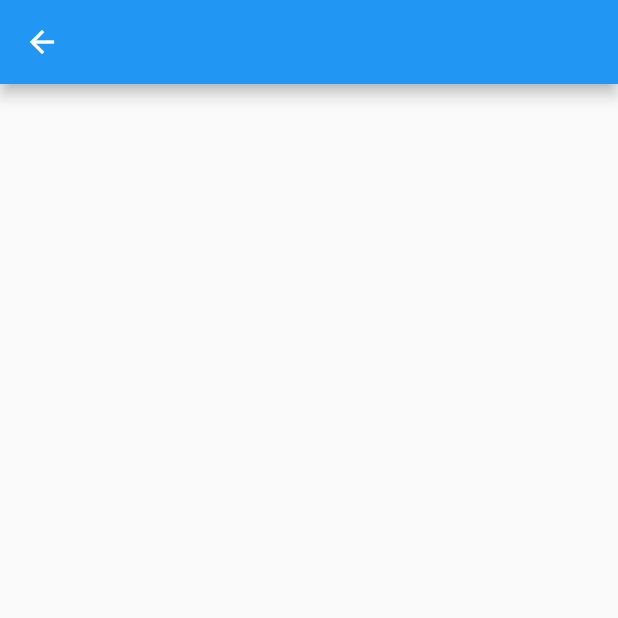
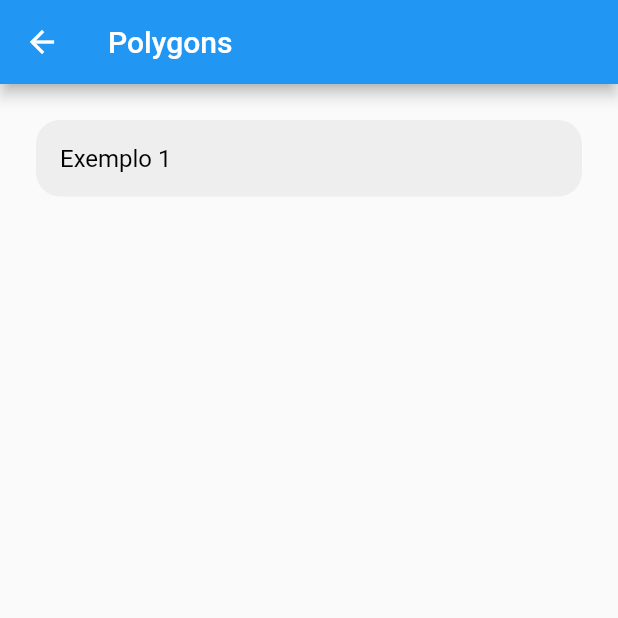
Before and after one commit to brunozupp/clock_painter, a Flutter app: the PolygonExamplesPage screen opened directly, on a phone screen of 412 x 824 dp, the top half of it. Run offline on Flutter 3.47's test engine with Material 2 defaults, Android fonts, the phone set to English and light mode, and no system bars.

Commit message:
Exemplo de Polígono

```diff
--- a/lib/pages/polygon_examples/polygon_examples_page.dart
+++ b/lib/pages/polygon_examples/polygon_examples_page.dart
@@ -1,16 +1,39 @@
+import 'package:clock_painter/components/card_component.dart';
+import 'package:clock_painter/pages/polygon_examples/examples/polygon_example_one_page.dart';
 import 'package:flutter/material.dart';
 
 class PolygonExamplesPage extends StatelessWidget {
 
   const PolygonExamplesPage({ Key? key }) : super(key: key);
 
-  @override
+    @override
   Widget build(BuildContext context) {
     return Scaffold(
       appBar: AppBar(
-        title: const Text(''),
+        title: const Text('Polygons'),
       ),
-      body: Container(),
+      body: SingleChildScrollView(
+        padding: const EdgeInsets.all(24),
+        child: Column(
+          children: _buildCardsPage().map((e) {
+            return Padding(
+              padding: const EdgeInsets.only(
+                bottom: 16,
+              ),
+              child: e,
+            );
+          }).toList(),
+        ),
+      ),
     );
   }
+
+  List<Widget> _buildCardsPage() {
+    return const [
+      CardComponent(
+        label: "Exemplo 1",
+        page: PolygonExampleOnePage(),
+      ),
+    ];
+  }
 }
```
Also changed, not shown: lib/pages/polygon_examples/examples/polygon_example_one_page.dart (added, +69 -0 lines).
